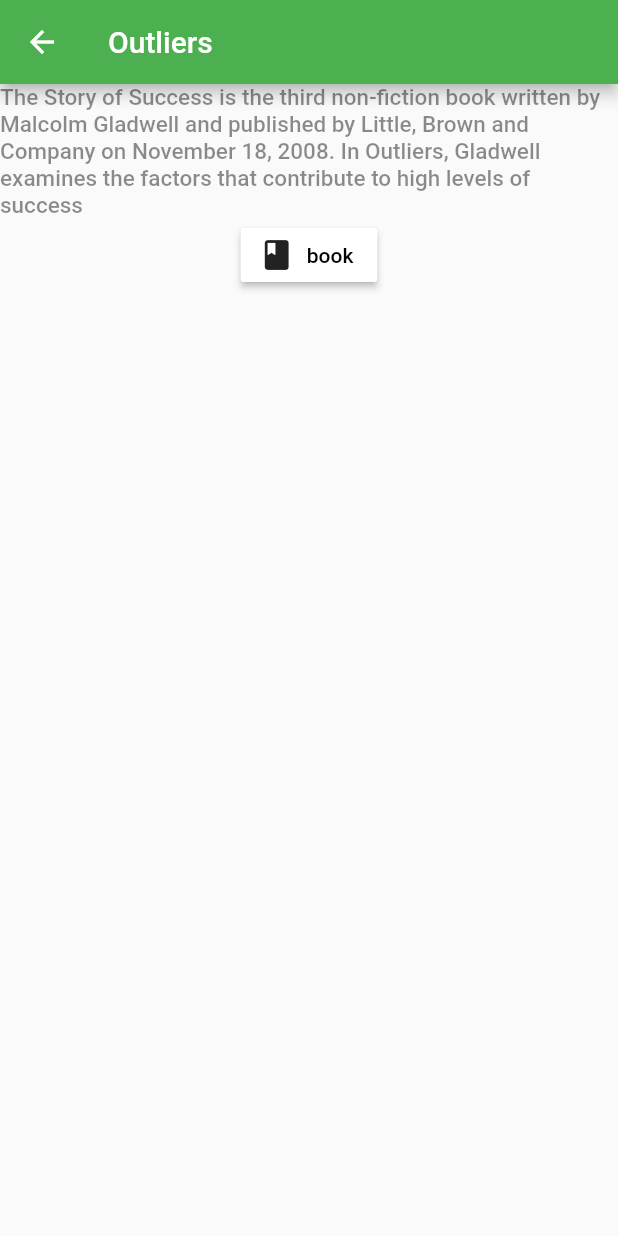
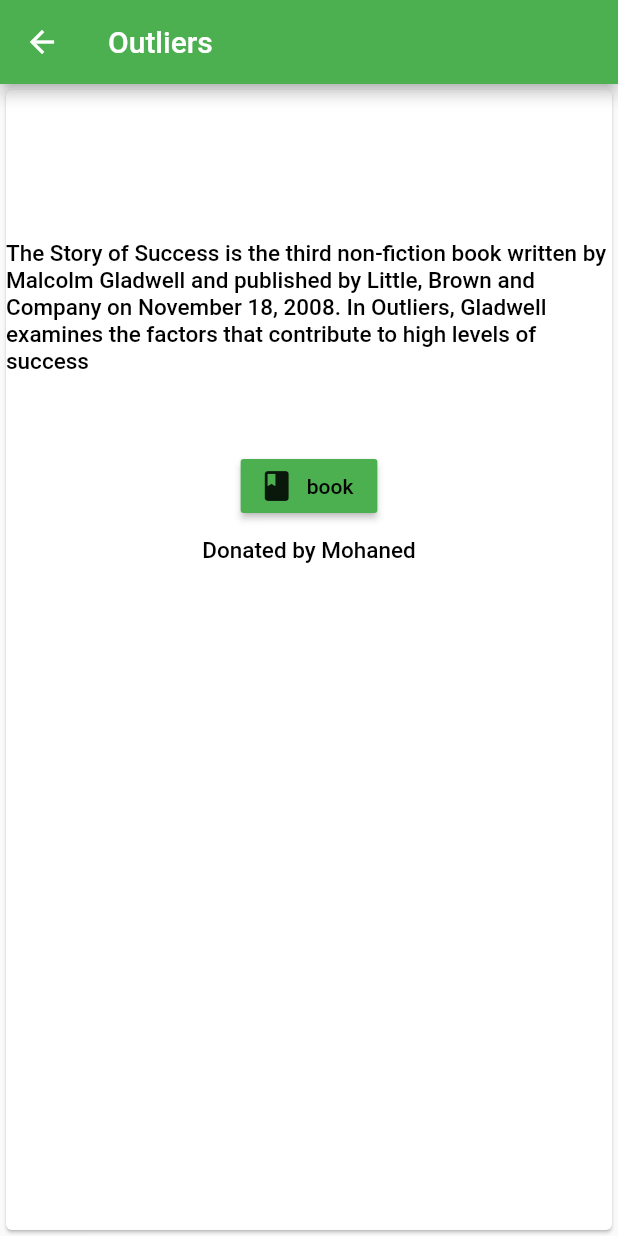
Before and after one commit to 12mohaned/donorate_book, a Flutter app: the Booking screen opened directly with sample values from the repository, on a phone screen of 412 x 824 dp. Run offline on Flutter 3.47's test engine with Material 2 defaults, Android fonts, the phone set to English and light mode, and no system bars; our stand-ins replace firebase_auth; missing offline and left inert: footer; accounts and stored records are empty.

```diff
--- a/lib/Donor/Donors.dart
+++ b/lib/Donor/Donors.dart
@@ -41,16 +41,18 @@
   Widget build(BuildContext context) {
     return Scaffold(
         appBar: AppBar(title: Text(book.name), backgroundColor: Colors.green),
-        body: Center(
+        body: Card(
             child: Column(
           children: [
+            SizedBox(height: 100),
             Text(
               book.info,
               style: TextStyle(
                   fontSize: 15,
-                    color: Colors.black45,
+                  color: Colors.black,
                   fontWeight: FontWeight.w500),
             ),
+            SizedBox(height: 50),
             RaisedButton.icon(
                 onPressed: (() {}),
                 icon: Icon(Icons.book),
@@ -58,9 +60,16 @@
                     style: TextStyle(
                       color: Colors.black,
                     )),
-                  color: Colors.white)
+                color: Colors.green),
+            SizedBox(height: 10),
+            Text(
+              'Donated by Mohaned',
+              style: TextStyle(
+                  fontSize: 15,
+                  color: Colors.black,
+                  fontWeight: FontWeight.w500),
+            )
           ],
-          ),
-        ));
+        )));
   }
 }
```
Also changed, not shown: lib/Donor/DonorForm.dart (+20 -0 lines). Lines whose indentation alone changed are shown as unchanged.
